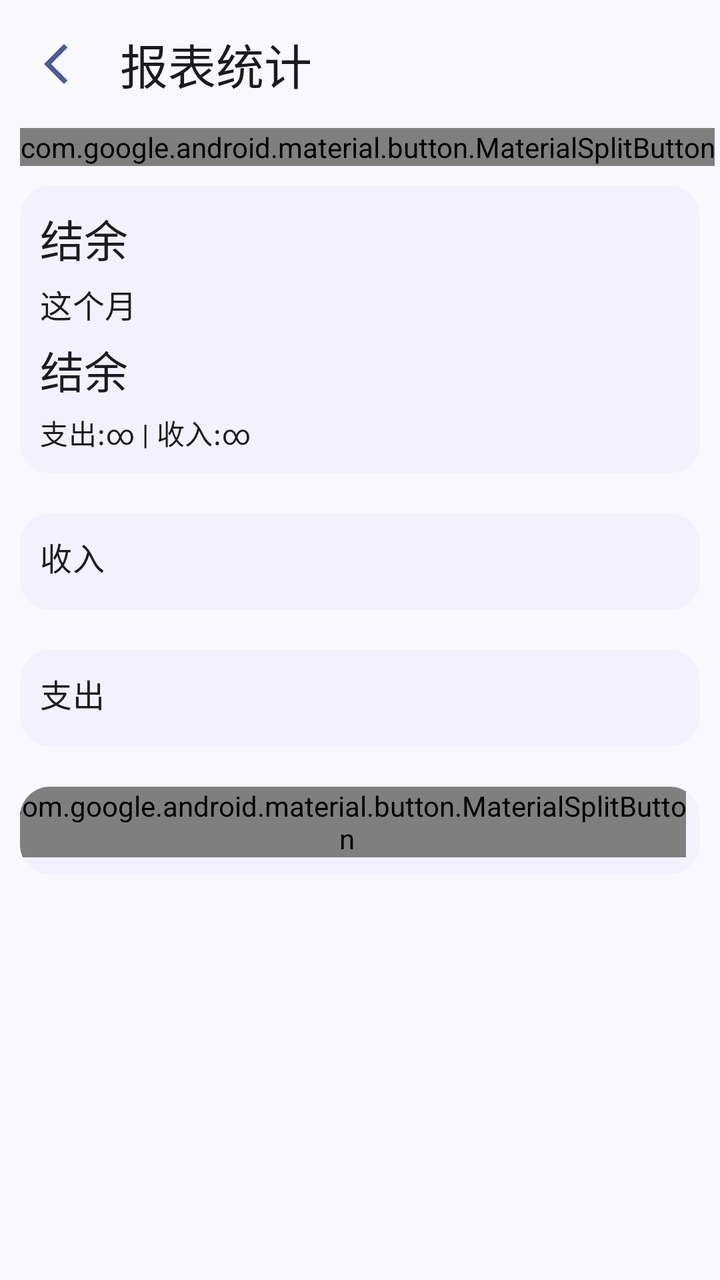
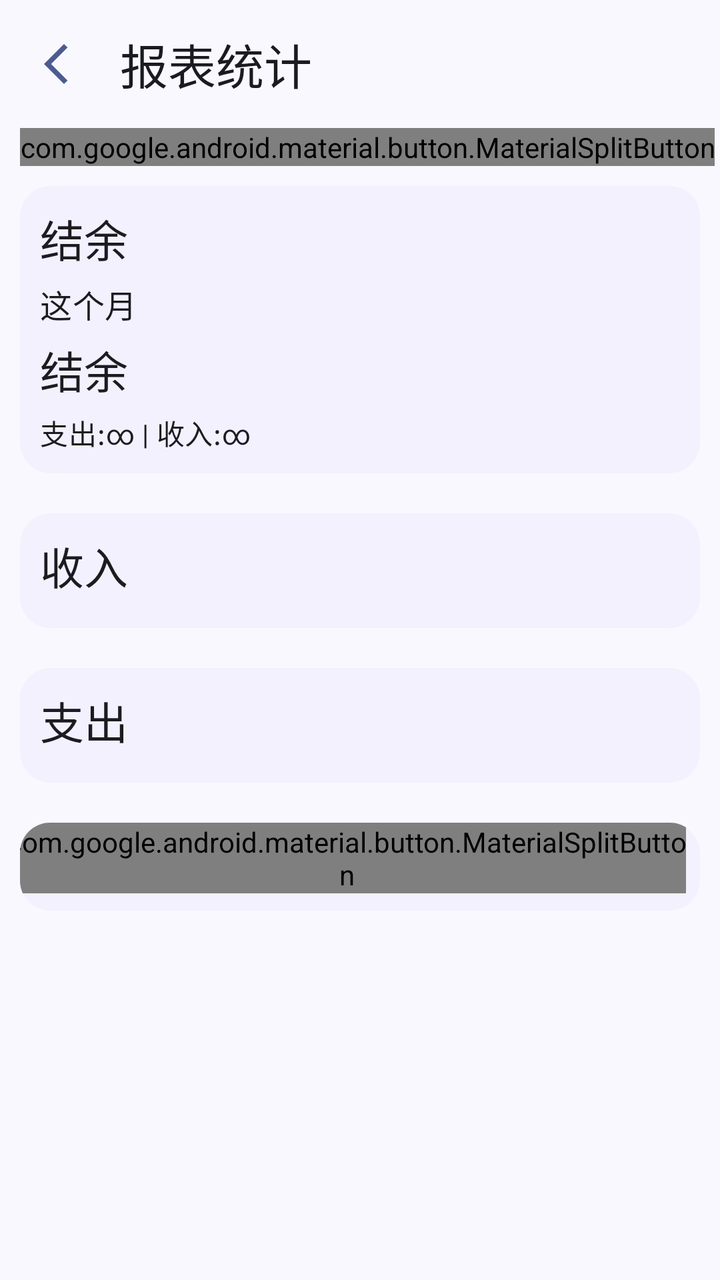

An Android layout rendered at two revisions. The XML below is the earlier revision; the diff shows what the commit changed to produce the second picture.
<!-- AndroidManifest.xml: application theme Theme.ManagerAssistant.Static -->
<!-- res/layout/activity_report.xml -->
<?xml version="1.0" encoding="utf-8"?>
<androidx.constraintlayout.widget.ConstraintLayout xmlns:android="http://schemas.android.com/apk/res/android"
    xmlns:app="http://schemas.android.com/apk/res-auto"
    xmlns:tools="http://schemas.android.com/tools"
    style="@style/CommonPageStyle"
    android:layout_width="match_parent"
    android:layout_height="match_parent"
    tools:context=".ui.pages.home.report.ReportActivity">

    <com.google.android.material.appbar.MaterialToolbar
        android:id="@+id/toolbar"
        android:layout_width="match_parent"
        android:layout_height="?attr/actionBarSize"
        app:layout_constraintEnd_toEndOf="parent"
        app:layout_constraintStart_toStartOf="parent"
        app:layout_constraintTop_toTopOf="parent"
        app:title="@string/title_report" />

    <com.google.android.material.button.MaterialSplitButton
        android:id="@+id/date_select_split_btn"
        android:layout_width="wrap_content"
        android:layout_height="wrap_content"
        android:layout_marginStart="10dp"
        app:layout_constraintStart_toStartOf="parent"
        app:layout_constraintTop_toBottomOf="@id/toolbar">

        <com.google.android.material.button.MaterialButton
            android:id="@+id/report_date_select_btn"
            style="?attr/materialSplitButtonLeadingFilledStyle"
            android:layout_width="wrap_content"
            android:layout_height="wrap_content"
            android:text="@string/date"
            app:icon="@drawable/outline_calendar_month_24" />

        <com.google.android.material.button.MaterialButton
            android:id="@+id/date_range_select_btn"
            style="?attr/materialSplitButtonIconFilledStyle"
            android:layout_width="wrap_content"
            android:layout_height="wrap_content"
            app:icon="@drawable/outline_unfold_more_24" />
    </com.google.android.material.button.MaterialSplitButton>

    <androidx.core.widget.NestedScrollView
        android:layout_width="match_parent"
        android:layout_height="0dp"
        app:layout_constraintBottom_toBottomOf="parent"
        app:layout_constraintTop_toBottomOf="@id/date_select_split_btn">

        <LinearLayout
            android:layout_width="match_parent"
            android:layout_height="0dp"
            android:orientation="vertical">

            <com.google.android.material.card.MaterialCardView
                android:id="@+id/report_balance_cardview"
                style="@style/ContentCardStyle"
                android:layout_width="match_parent"
                android:layout_height="wrap_content">

                <LinearLayout
                    android:layout_width="match_parent"
                    android:layout_height="match_parent"
                    android:orientation="vertical">

                    <com.google.android.material.textview.MaterialTextView
                        style="@style/LargeTitleTextViewStyle"
                        android:layout_width="wrap_content"
                        android:layout_height="wrap_content"
                        android:paddingBottom="5dp"
                        android:text="@string/balance" />

                    <com.google.android.material.textview.MaterialTextView
                        android:id="@+id/date_range_text"
                        style="@style/MediumTitleTextViewStyle"
                        android:layout_width="wrap_content"
                        android:layout_height="wrap_content"
                        android:paddingTop="0dp"
                        android:paddingBottom="5dp"
                        android:text="@string/this_month" />

                    <com.google.android.material.textview.MaterialTextView
                        android:id="@+id/balance_text"
                        style="@style/LargeTitleTextViewStyle"
                        android:layout_width="wrap_content"
                        android:layout_height="wrap_content"
                        android:paddingTop="0dp"
                        android:paddingBottom="5dp"
                        android:text="@string/balance" />

                    <com.google.android.material.textview.MaterialTextView
                        android:id="@+id/expense_income_text"
                        style="@style/MediumBodyTextViewStyle"
                        android:layout_width="wrap_content"
                        android:layout_height="wrap_content"
                        android:paddingStart="10dp"
                        android:paddingEnd="0dp"
                        android:paddingBottom="10dp"
                        android:text="@string/expense_and_income" />
                </LinearLayout>
            </com.google.android.material.card.MaterialCardView>

            <com.google.android.material.card.MaterialCardView
                android:id="@+id/income_source_card"
                style="@style/ContentCardStyle"
                android:layout_width="match_parent"
                android:layout_height="wrap_content">

                <LinearLayout
                    android:layout_width="match_parent"
                    android:layout_height="wrap_content"
                    android:orientation="vertical">

                    <com.google.android.material.textview.MaterialTextView
                        style="@style/MediumTitleTextViewStyle"
                        android:layout_width="wrap_content"
                        android:layout_height="wrap_content"
                        android:text="@string/income" />

                    <androidx.recyclerview.widget.RecyclerView
                        android:id="@+id/income_source_recycler"
                        android:layout_width="match_parent"
                        android:layout_height="wrap_content"
                        android:nestedScrollingEnabled="false"
                        android:orientation="vertical"
                        android:paddingBottom="5dp"
                        app:layoutManager="androidx.recyclerview.widget.LinearLayoutManager" />
                </LinearLayout>
            </com.google.android.material.card.MaterialCardView>

            <com.google.android.material.card.MaterialCardView
                android:id="@+id/expense_source_card"
                style="@style/ContentCardStyle"
                android:layout_width="match_parent"
                android:layout_height="wrap_content">

                <LinearLayout
                    android:layout_width="match_parent"
                    android:layout_height="wrap_content"
                    android:orientation="vertical">

                    <com.google.android.material.textview.MaterialTextView
                        style="@style/MediumTitleTextViewStyle"
                        android:layout_width="wrap_content"
                        android:layout_height="wrap_content"
                        android:text="@string/expense" />

                    <androidx.recyclerview.widget.RecyclerView
                        android:id="@+id/expense_source_recycler"
                        android:layout_width="match_parent"
                        android:layout_height="wrap_content"
                        android:nestedScrollingEnabled="false"
                        android:orientation="vertical"
                        android:paddingBottom="5dp"
                        app:layoutManager="androidx.recyclerview.widget.LinearLayoutManager" />
                </LinearLayout>
            </com.google.android.material.card.MaterialCardView>

            
            <com.google.android.material.card.MaterialCardView
                android:id="@+id/month_account_card"
                style="@style/ContentCardStyle"
                android:layout_width="match_parent"
                android:layout_height="wrap_content">

                <androidx.constraintlayout.widget.ConstraintLayout
                    android:layout_width="match_parent"
                    android:layout_height="wrap_content">

                    <com.google.android.material.textview.MaterialTextView
                        android:id="@+id/month_account_text"
                        style="@style/LargeTitleTextViewStyle"
                        android:layout_width="wrap_content"
                        android:layout_height="wrap_content"
                        android:text="@string/running_account_every_month"
                        app:layout_constraintBottom_toBottomOf="@id/month_account_type_btn_group"
                        app:layout_constraintStart_toStartOf="parent"
                        app:layout_constraintTop_toTopOf="@+id/month_account_type_btn_group" />

                    <com.google.android.material.button.MaterialSplitButton
                        android:id="@+id/month_account_type_btn_group"
                        android:layout_width="wrap_content"
                        android:layout_height="wrap_content"
                        android:layout_marginEnd="7dp"
                        app:layout_constraintEnd_toEndOf="parent"
                        app:layout_constraintTop_toTopOf="parent">

                        <com.google.android.material.button.MaterialButton
                            android:id="@+id/month_account_type_leading_btn"
                            style="?attr/materialSplitButtonLeadingFilledStyle"
                            android:layout_width="wrap_content"
                            android:layout_height="wrap_content"
                            android:text="@string/balance" />

                        <com.google.android.material.button.MaterialButton
                            android:id="@+id/month_account_type_select_btn"
                            style="?attr/materialSplitButtonIconFilledStyle"
                            android:layout_width="wrap_content"
                            android:layout_height="wrap_content"
                            app:icon="@drawable/outline_unfold_more_24" />
                    </com.google.android.material.button.MaterialSplitButton>

                    <androidx.recyclerview.widget.RecyclerView
                        android:id="@+id/month_account_recycler"
                        android:layout_width="match_parent"
                        android:layout_height="wrap_content"
                        android:nestedScrollingEnabled="false"
                        android:paddingBottom="5dp"
                        app:layoutManager="androidx.recyclerview.widget.LinearLayoutManager"
                        app:layout_constraintTop_toBottomOf="@+id/month_account_type_btn_group" />
                </androidx.constraintlayout.widget.ConstraintLayout>
            </com.google.android.material.card.MaterialCardView>
        </LinearLayout>
    </androidx.core.widget.NestedScrollView>
</androidx.constraintlayout.widget.ConstraintLayout>
<!-- resources referenced by this layout -->
<resources>
  <string name="balance">结余</string>
  <string name="date">日期</string>
  <string name="expense">支出</string>
  <string name="expense_and_income">支出:∞ | 收入:∞</string>
  <string name="income">收入</string>
  <string name="running_account_every_month">每月流水总结</string>
  <string name="this_month">这个月</string>
  <string name="title_report">报表统计</string>
  <style name="CommonPageStyle">
          <item name="android:fitsSystemWindows">true</item>
          <item name="android:background">?attr/colorSurface</item>
      </style>
  <style name="LargeTitleTextViewStyle" parent="TextViewStyleBase">
          <item name="android:textAppearance">?attr/textAppearanceTitleLarge</item>
      </style>
  <style name="MediumTitleTextViewStyle" parent="TextViewStyleBase">
          <item name="android:textAppearance">?attr/textAppearanceTitleMedium</item>
      </style>
  <style name="CardStyleBase" parent="Widget.Material3.CardView.Filled">
          <item name="cardBackgroundColor">@color/card_background_color</item>
      </style>
  <style name="TextViewStyleBase">
          <item name="android:paddingStart">10dp</item>
          <item name="android:paddingEnd">10dp</item>
          <item name="android:paddingTop">10dp</item>
          <item name="android:paddingBottom">10dp</item>
      </style>
  <color name="md_theme_primary">#4C5C92</color>
  <color name="md_theme_onPrimary">#FFFFFF</color>
  <color name="md_theme_primaryContainer">#DBE1FF</color>
  <color name="md_theme_onPrimaryContainer">#344479</color>
  <color name="md_theme_secondary">#595E72</color>
  <color name="md_theme_onSecondary">#FFFFFF</color>
  <color name="md_theme_secondaryContainer">#DDE1F9</color>
  <color name="md_theme_onSecondaryContainer">#414659</color>
  <color name="md_theme_tertiary">#745470</color>
  <color name="md_theme_onTertiary">#FFFFFF</color>
  <color name="md_theme_tertiaryContainer">#FFD6F7</color>
  <color name="md_theme_onTertiaryContainer">#5B3D57</color>
  <color name="md_theme_error">#BA1A1A</color>
  <color name="md_theme_onError">#FFFFFF</color>
  <color name="md_theme_errorContainer">#FFDAD6</color>
  <color name="md_theme_onErrorContainer">#93000A</color>
  <color name="md_theme_background">#FAF8FF</color>
  <color name="md_theme_onBackground">#1A1B21</color>
  <color name="md_theme_surface">#FAF8FF</color>
  <color name="md_theme_onSurface">#1A1B21</color>
  <color name="md_theme_surfaceVariant">#E2E1EC</color>
  <color name="md_theme_onSurfaceVariant">#45464F</color>
  <color name="md_theme_outline">#767680</color>
  <color name="md_theme_outlineVariant">#C6C6D0</color>
  <color name="md_theme_inverseSurface">#2F3036</color>
  <color name="md_theme_inverseOnSurface">#F1F0F7</color>
  <color name="md_theme_inversePrimary">#B5C4FF</color>
  <color name="md_theme_primaryFixed">#DBE1FF</color>
  <color name="md_theme_onPrimaryFixed">#02174B</color>
  <color name="md_theme_primaryFixedDim">#B5C4FF</color>
  <color name="md_theme_onPrimaryFixedVariant">#344479</color>
  <color name="md_theme_secondaryFixed">#DDE1F9</color>
  <color name="md_theme_onSecondaryFixed">#161B2C</color>
  <color name="md_theme_secondaryFixedDim">#C1C5DD</color>
  <color name="md_theme_onSecondaryFixedVariant">#414659</color>
  <color name="md_theme_tertiaryFixed">#FFD6F7</color>
  <color name="md_theme_onTertiaryFixed">#2B122A</color>
  <color name="md_theme_tertiaryFixedDim">#E2BBDB</color>
  <color name="md_theme_onTertiaryFixedVariant">#5B3D57</color>
  <color name="md_theme_surfaceDim">#DAD9E0</color>
  <color name="md_theme_surfaceBright">#FAF8FF</color>
  <color name="md_theme_surfaceContainerLowest">#FFFFFF</color>
  <color name="md_theme_surfaceContainerLow">#F4F3FA</color>
  <color name="md_theme_surfaceContainer">#EEEDF4</color>
  <color name="md_theme_surfaceContainerHigh">#E9E7EF</color>
  <color name="md_theme_surfaceContainerHighest">#E3E1E9</color>
  <!-- unchanged entries left out for length: 7 -->
</resources>

<!-- the commit's change to res/layout/activity_report.xml (unified diff, before → after) -->
@@ -25,11 +25,11 @@
         app:layout_constraintTop_toBottomOf="@id/toolbar">
 
         <com.google.android.material.button.MaterialButton
-            android:id="@+id/report_date_select_btn"
+            android:id="@+id/date_select_btn"
             style="?attr/materialSplitButtonLeadingFilledStyle"
             android:layout_width="wrap_content"
             android:layout_height="wrap_content"
-            android:text="@string/date"
+            android:text="@string/select_date"
             app:icon="@drawable/outline_calendar_month_24" />
 
         <com.google.android.material.button.MaterialButton
@@ -111,7 +111,7 @@
                     android:orientation="vertical">
 
                     <com.google.android.material.textview.MaterialTextView
-                        style="@style/MediumTitleTextViewStyle"
+                        style="@style/LargeTitleTextViewStyle"
                         android:layout_width="wrap_content"
                         android:layout_height="wrap_content"
                         android:text="@string/income" />
@@ -139,7 +139,7 @@
                     android:orientation="vertical">
 
                     <com.google.android.material.textview.MaterialTextView
-                        style="@style/MediumTitleTextViewStyle"
+                        style="@style/LargeTitleTextViewStyle"
                         android:layout_width="wrap_content"
                         android:layout_height="wrap_content"
                         android:text="@string/expense" />
<!-- resource entries referenced after the edit -->
@@ -1,11 +1,11 @@
 <!-- resources referenced by this layout -->
 <resources>
   <string name="balance">结余</string>
-  <string name="date">日期</string>
   <string name="expense">支出</string>
   <string name="expense_and_income">支出:∞ | 收入:∞</string>
   <string name="income">收入</string>
   <string name="running_account_every_month">每月流水总结</string>
+  <string name="select_date">选择日期</string>
   <string name="this_month">这个月</string>
   <string name="title_report">报表统计</string>
   <style name="CommonPageStyle">
